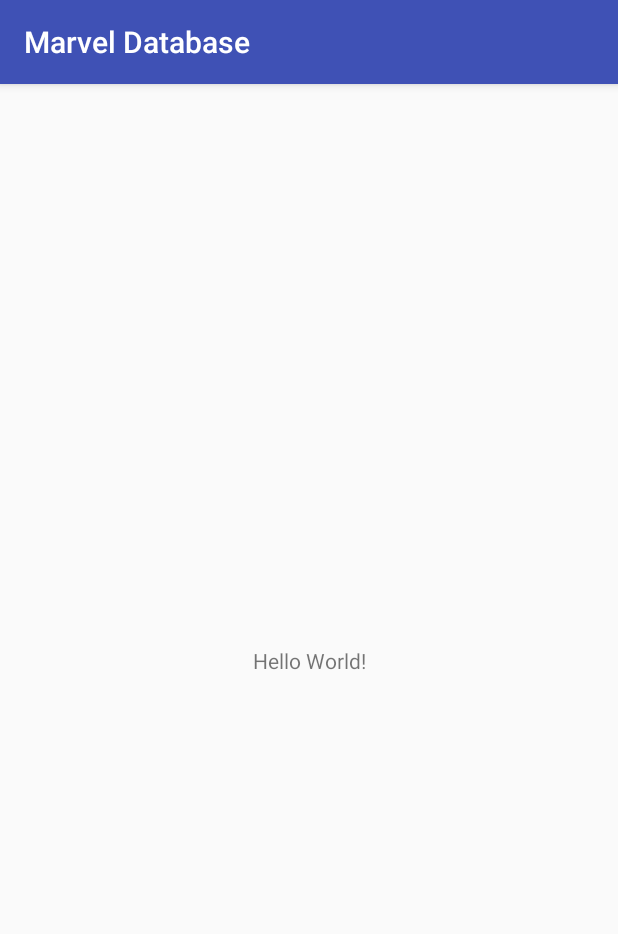
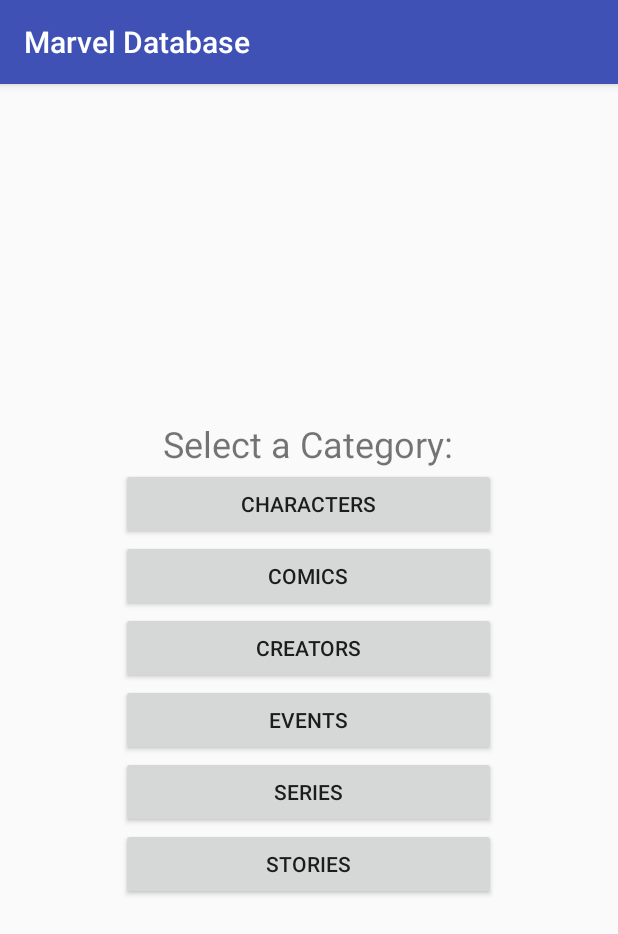
Before and after one commit to OSU-CS496-Sp2017/final-project-marvel-project, an Android app: the screen it shows after launch (MainActivity), on a phone screen of 412 x 824 dp. Shown: the top 934 px of the screen. Run offline under Robolectric (Android 15) with nearby library versions, the phone set to English and light mode, and no system bars.

```diff
--- a/MarvelDatabase/app/build.gradle
+++ b/MarvelDatabase/app/build.gradle
@@ -26,5 +26,7 @@ dependencies {
     })
     compile 'com.android.support:appcompat-v7:25.3.1'
     compile 'com.android.support.constraint:constraint-layout:1.0.2'
+    compile 'com.android.support:recyclerview-v7:25.2.0'
+    compile 'com.squareup.okhttp3:okhttp:3.7.0'
     testCompile 'junit:junit:4.12'
 }
--- a/MarvelDatabase/app/src/main/res/layout/activity_main.xml
+++ b/MarvelDatabase/app/src/main/res/layout/activity_main.xml
@@ -1,18 +1,48 @@
 <?xml version="1.0" encoding="utf-8"?>
-<android.support.constraint.ConstraintLayout xmlns:android="http://schemas.android.com/apk/res/android"
-    xmlns:app="http://schemas.android.com/apk/res-auto"
+<LinearLayout xmlns:app="http://schemas.android.com/apk/res-auto"
     xmlns:tools="http://schemas.android.com/tools"
+    xmlns:android="http://schemas.android.com/apk/res/android"
     android:layout_width="match_parent"
     android:layout_height="match_parent"
+    android:orientation="vertical"
+    android:gravity="center"
     tools:context="com.example.btanner.marveldatabase.MainActivity">
 
     <TextView
         android:layout_width="wrap_content"
         android:layout_height="wrap_content"
-        android:text="Hello World!"
-        app:layout_constraintBottom_toBottomOf="parent"
-        app:layout_constraintLeft_toLeftOf="parent"
-        app:layout_constraintRight_toRightOf="parent"
-        app:layout_constraintTop_toTopOf="parent" />
+        android:textSize="24sp"
+        android:text="Select a Category:" />
 
-</android.support.constraint.ConstraintLayout>
+    <Button
+        android:id="@+id/btn_characters"
+        android:text="Characters"
+        android:layout_width="250dp"
+        android:layout_height="wrap_content" />
+    <Button
+        android:id="@+id/btn_comics"
+        android:text="Comics"
+        android:layout_width="250dp"
+        android:layout_height="wrap_content" />
+    <Button
+        android:id="@+id/btn_creators"
+        android:text="Creators"
+        android:layout_width="250dp"
+        android:layout_height="wrap_content" />
+    <Button
+        android:id="@+id/btn_events"
+        android:text="Events"
+        android:layout_width="250dp"
+        android:layout_height="wrap_content" />
+    <Button
+        android:id="@+id/btn_series"
+        android:text="Series"
+        android:layout_width="250dp"
+        android:layout_height="wrap_content" />
+    <Button
+        android:id="@+id/btn_stories"
+        android:text="Stories"
+        android:layout_width="250dp"
+        android:layout_height="wrap_content" />
+
+</LinearLayout>
```
Also changed, not shown: MarvelDatabase/app/src/main/java/com/example/btanner/marveldatabase/utils.java (added, +131 -0 lines), MarvelDatabase/app/src/main/res/layout/marvel_item.xml (added, +12 -0 lines).
